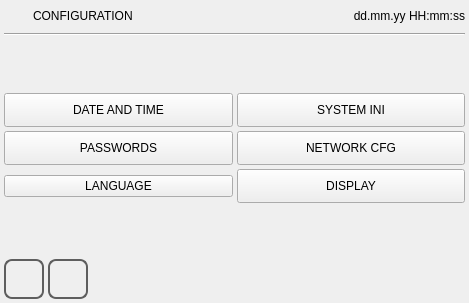
First picture: the form in qt_library/ATCMsystem/options.ui, repository MECTsrl/mect_plugins, before the edit.
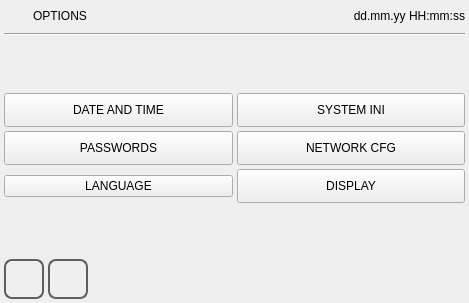
Second picture: the form after the edit. Icons and pictures are not drawn.

Commit message: fix plugins: - rename page titles (DISPLAY, OPTIONS) - work in progress on trend page

What changed in the file:
```diff
--- a/qt_library/ATCMsystem/options.ui
+++ b/qt_library/ATCMsystem/options.ui
@@ -80,7 +80,7 @@
         <enum>Qt::NoFocus</enum>
        </property>
        <property name="text">
-        <string>CONFIGURATION</string>
+        <string>OPTIONS</string>
        </property>
       </widget>
      </item>
```
The commit also changes 5 other files.
